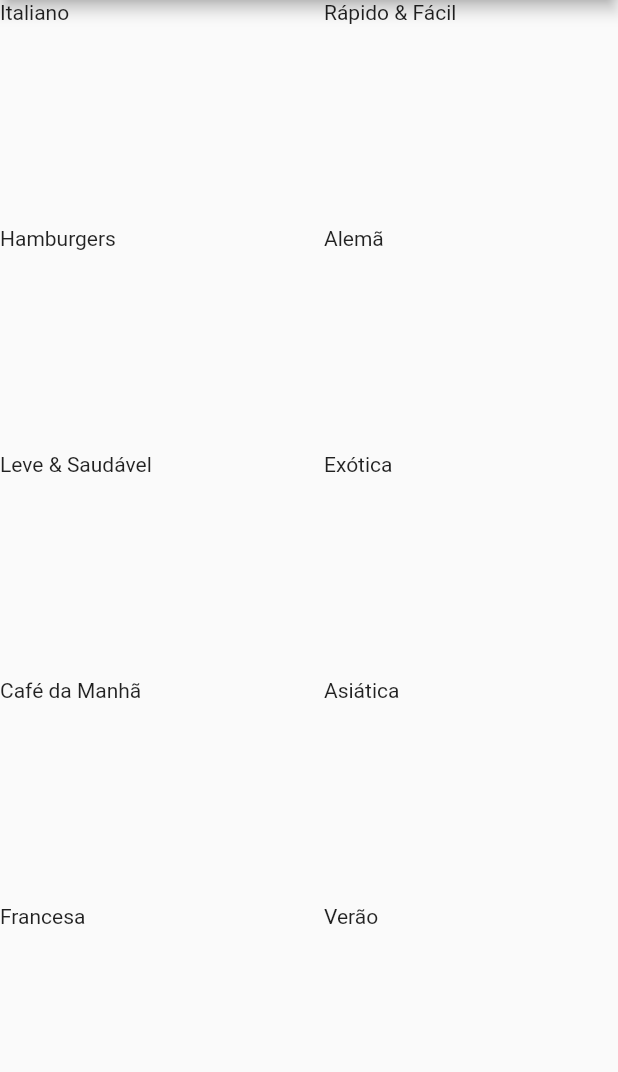
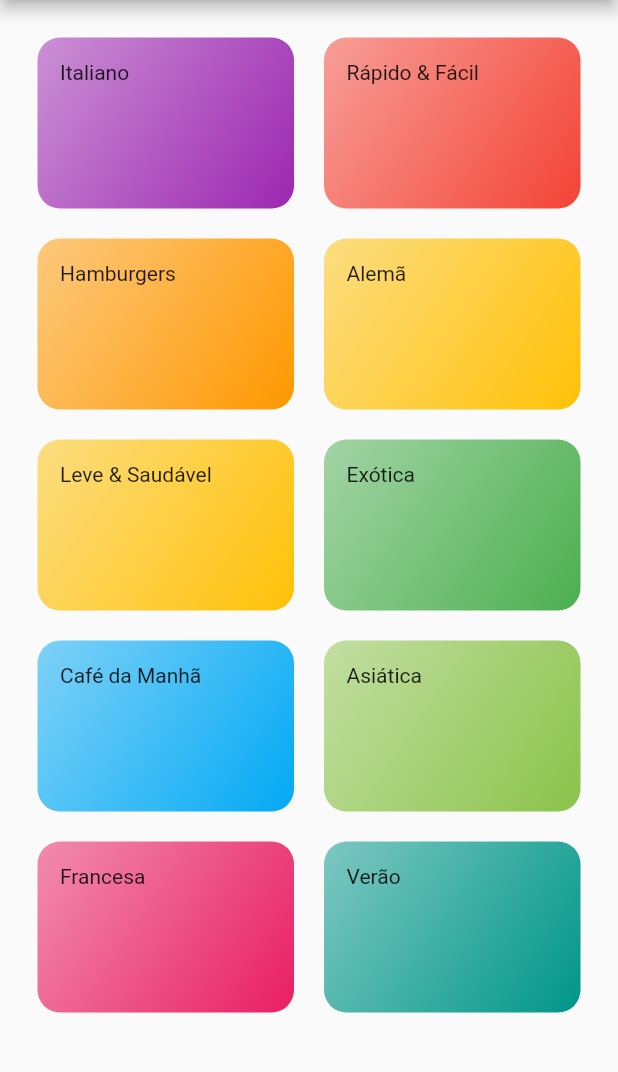
Before and after one commit to victor-souza-vieira/Meals, a Flutter app: the screen it shows after launch, on a phone screen of 412 x 824 dp, the part 84-1156 px from its top. Run offline on Flutter 3.47's test engine with Material 2 defaults, Android fonts, the phone set to English and light mode, and no system bars.

```diff
--- a/lib/components/category_item.dart
+++ b/lib/components/category_item.dart
@@ -11,6 +11,18 @@
   Widget build(BuildContext context) {
     return Container(
       child: Text(category.title),
+      padding: EdgeInsets.all(15),
+      decoration: BoxDecoration(
+        borderRadius: BorderRadius.circular(15),
+        gradient: LinearGradient(
+          colors: [
+            category.color.withOpacity(0.5),
+            category.color,
+          ],
+          begin: Alignment.topLeft,
+          end: Alignment.bottomRight,
+        ),
+      ),
     );
   }
 }
--- a/lib/screens/categories_screen.dart
+++ b/lib/screens/categories_screen.dart
@@ -11,6 +11,7 @@
         title: Text('Vamos cozinhar?'),
       ),
       body: GridView(
+        padding: EdgeInsets.all(25),
         gridDelegate: SliverGridDelegateWithMaxCrossAxisExtent(
           maxCrossAxisExtent: 200,
           childAspectRatio: 3 / 2,
```
Also changed, not shown: pubspec.yaml (+17 -6 lines), assets/fonts/Raleway-Black.ttf (added), assets/fonts/Raleway-Bold.ttf (added), assets/fonts/Raleway-Regular.ttf (added), assets/fonts/RobotoCondensed-Bold.ttf (added), assets/fonts/RobotoCondensed-Italic.ttf (added), assets/fonts/RobotoCondensed-Light.ttf (added), assets/fonts/RobotoCondensed-Regular.ttf (added).
